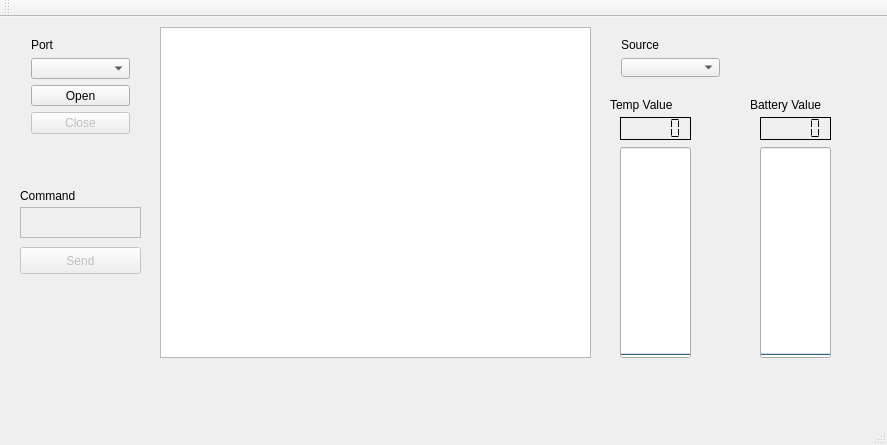
Qt form GUI/mainwindow.ui (RaiBP/aodv-wsn) before a commit.
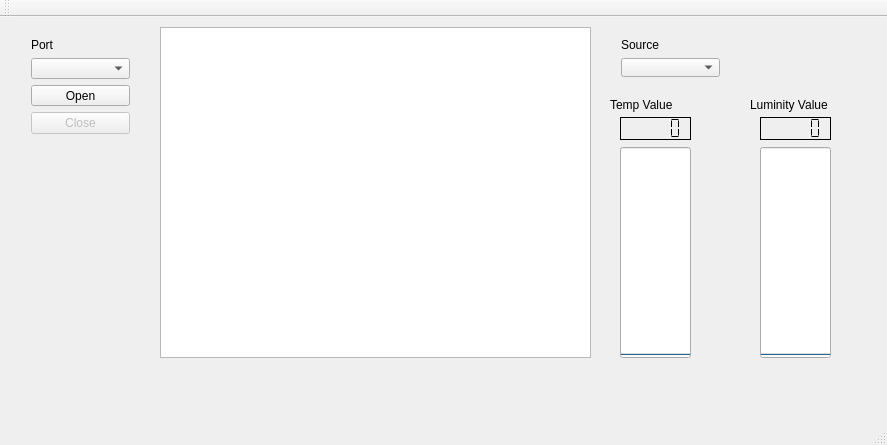
The same form after that commit.

What changed in the file:
```diff
--- a/GUI/mainwindow.ui
+++ b/GUI/mainwindow.ui
@@ -27,48 +27,6 @@
      </rect>
     </property>
    </widget>
-   <widget class="QPushButton" name="pushButton_send">
-    <property name="enabled">
-     <bool>false</bool>
-    </property>
-    <property name="geometry">
-     <rect>
-      <x>20</x>
-      <y>230</y>
-      <width>121</width>
-      <height>27</height>
-     </rect>
-    </property>
-    <property name="text">
-     <string>Send</string>
-    </property>
-   </widget>
-   <widget class="QLabel" name="label_2">
-    <property name="geometry">
-     <rect>
-      <x>20</x>
-      <y>170</y>
-      <width>111</width>
-      <height>17</height>
-     </rect>
-    </property>
-    <property name="text">
-     <string>Command</string>
-    </property>
-   </widget>
-   <widget class="QPlainTextEdit" name="plainTextEdit_command">
-    <property name="enabled">
-     <bool>false</bool>
-    </property>
-    <property name="geometry">
-     <rect>
-      <x>20</x>
-      <y>190</y>
-      <width>121</width>
-      <height>31</height>
-     </rect>
-    </property>
-   </widget>
    <widget class="QWidget" name="layoutWidget">
     <property name="geometry">
      <rect>
@@ -157,12 +115,12 @@
      <rect>
       <x>750</x>
       <y>80</y>
-      <width>101</width>
+      <width>111</width>
       <height>16</height>
      </rect>
     </property>
     <property name="text">
-     <string>Battery Value</string>
+     <string>Luminity Value</string>
     </property>
    </widget>
    <widget class="QProgressBar" name="progressBar_light">
```
Left out of the diff: 12 changed lines with no effect on the pictures.
